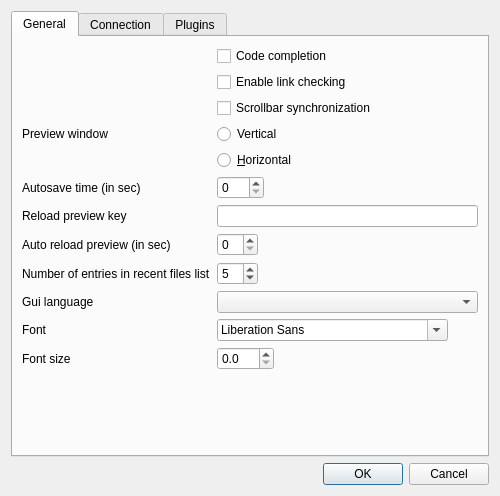
The window that application/CSettingsDialog.ui (inyokaproject/inyokaedit) describes before a commit, drawn with Qt 5.
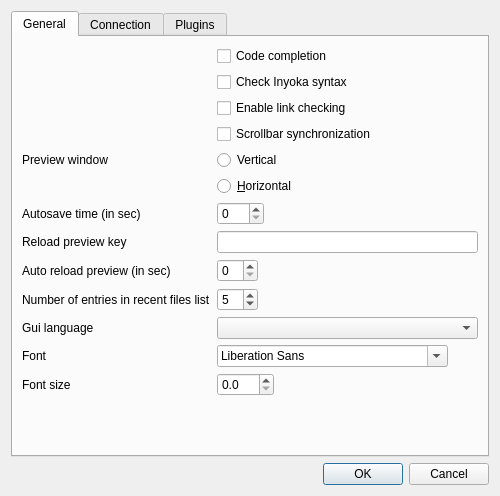
The same window after the commit. The open tabs and pages were chosen to show the change. Icons and pictures are not drawn.

Commit message: Added simple Inyoka syntax check (open paranthesis, known templates).

```diff
--- a/application/CSettingsDialog.ui
+++ b/application/CSettingsDialog.ui
@@ -41,49 +41,49 @@
          </property>
         </widget>
        </item>
-       <item row="1" column="1">
+       <item row="2" column="1">
         <widget class="QCheckBox" name="linkCheckingCheck">
          <property name="text">
           <string>Enable link checking</string>
          </property>
         </widget>
        </item>
-       <item row="2" column="1">
+       <item row="3" column="1">
         <widget class="QCheckBox" name="scrollbarSyncCheck">
          <property name="text">
           <string>Scrollbar synchronization</string>
          </property>
         </widget>
        </item>
-       <item row="3" column="0">
+       <item row="4" column="0">
         <widget class="QLabel" name="previewsplitlabel">
          <property name="text">
           <string>Preview window</string>
          </property>
         </widget>
        </item>
-       <item row="3" column="1">
+       <item row="4" column="1">
         <widget class="QRadioButton" name="splitVerticalRadio">
          <property name="text">
           <string>Vertical</string>
          </property>
         </widget>
        </item>
-       <item row="4" column="1">
+       <item row="5" column="1">
         <widget class="QRadioButton" name="splitHorizontalRadio">
          <property name="text">
           <string>&amp;Horizontal</string>
          </property>
         </widget>
        </item>
-       <item row="5" column="0">
+       <item row="6" column="0">
         <widget class="QLabel" name="autosaveLabel">
          <property name="text">
           <string>Autosave time (in sec)</string>
          </property>
         </widget>
        </item>
-       <item row="5" column="1">
+       <item row="6" column="1">
         <widget class="QSpinBox" name="autosaveEdit">
          <property name="toolTip">
           <string>Time which to autosave an article after (sec, 0 means disabled)</string>
@@ -93,52 +93,52 @@
          </property>
         </widget>
        </item>
-       <item row="6" column="0">
+       <item row="7" column="0">
         <widget class="QLabel" name="reloadPreviewKeyLabel">
          <property name="text">
           <string>Reload preview key</string>
          </property>
         </widget>
        </item>
-       <item row="6" column="1">
+       <item row="7" column="1">
         <widget class="QLineEdit" name="reloadPreviewKeyEdit">
          <property name="toolTip">
           <string>Select input box and press the desired reload key. Press DEL to remove the key.</string>
          </property>
         </widget>
        </item>
-       <item row="7" column="0">
+       <item row="8" column="0">
         <widget class="QLabel" name="timedPreviewLabel">
          <property name="text">
           <string>Auto reload preview (in sec)</string>
          </property>
         </widget>
        </item>
-       <item row="7" column="1">
+       <item row="8" column="1">
         <widget class="QSpinBox" name="timedPreviewsEdit"/>
        </item>
-       <item row="8" column="0">
+       <item row="9" column="0">
         <widget class="QLabel" name="numberRecentFilesLabel">
          <property name="text">
           <string>Number of entries in recent files list</string>
          </property>
         </widget>
        </item>
-       <item row="8" column="1">
+       <item row="9" column="1">
         <widget class="QSpinBox" name="numberRecentFilesEdit">
          <property name="value">
           <number>5</number>
          </property>
         </widget>
        </item>
-       <item row="9" column="0">
+       <item row="10" column="0">
         <widget class="QLabel" name="GuiLangLabel">
          <property name="text">
           <string>Gui language</string>
          </property>
         </widget>
        </item>
-       <item row="9" column="1">
+       <item row="10" column="1">
         <widget class="QComboBox" name="GuiLangCombo">
          <property name="sizePolicy">
           <sizepolicy hsizetype="Expanding" vsizetype="Fixed">
@@ -148,30 +148,37 @@
          </property>
         </widget>
        </item>
-       <item row="10" column="0">
+       <item row="11" column="0">
         <widget class="QLabel" name="fontFamilyLabel">
          <property name="text">
           <string>Font</string>
          </property>
         </widget>
        </item>
-       <item row="10" column="1">
-        <widget class="QFontComboBox" name="fontComboBox"/>
-       </item>
        <item row="11" column="1">
+        <widget class="QFontComboBox" name="fontComboBox"/>
+       </item>
+       <item row="12" column="1">
         <widget class="QDoubleSpinBox" name="fontSizeEdit">
          <property name="decimals">
           <number>1</number>
          </property>
         </widget>
        </item>
-       <item row="11" column="0">
+       <item row="12" column="0">
         <widget class="QLabel" name="fontSizeLabel">
          <property name="text">
           <string>Font size</string>
          </property>
         </widget>
        </item>
+       <item row="1" column="1">
+        <widget class="QCheckBox" name="syntaxCheck">
+         <property name="text">
+          <string>Check Inyoka syntax</string>
+         </property>
+        </widget>
+       </item>
       </layout>
      </widget>
      <widget class="QWidget" name="connectionTab">
```
Left out of the diff: 2 changed lines with no effect on the pictures. The commit also changes 9 other files.
